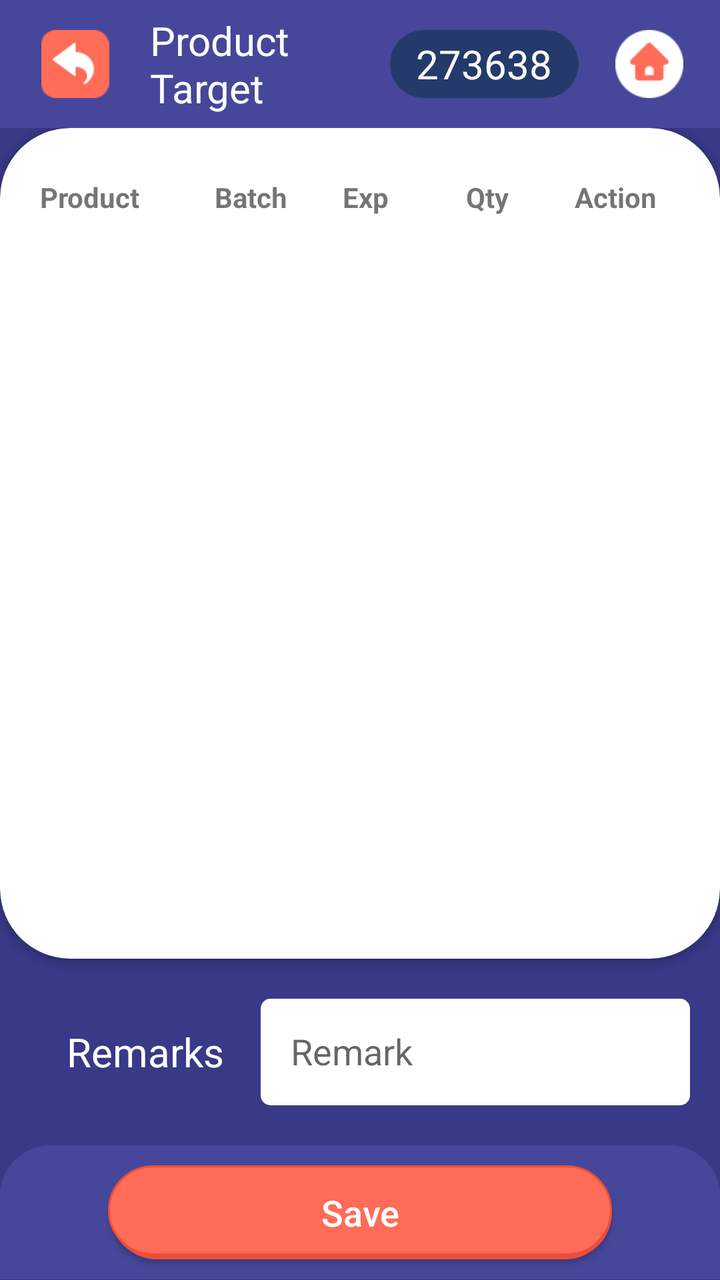
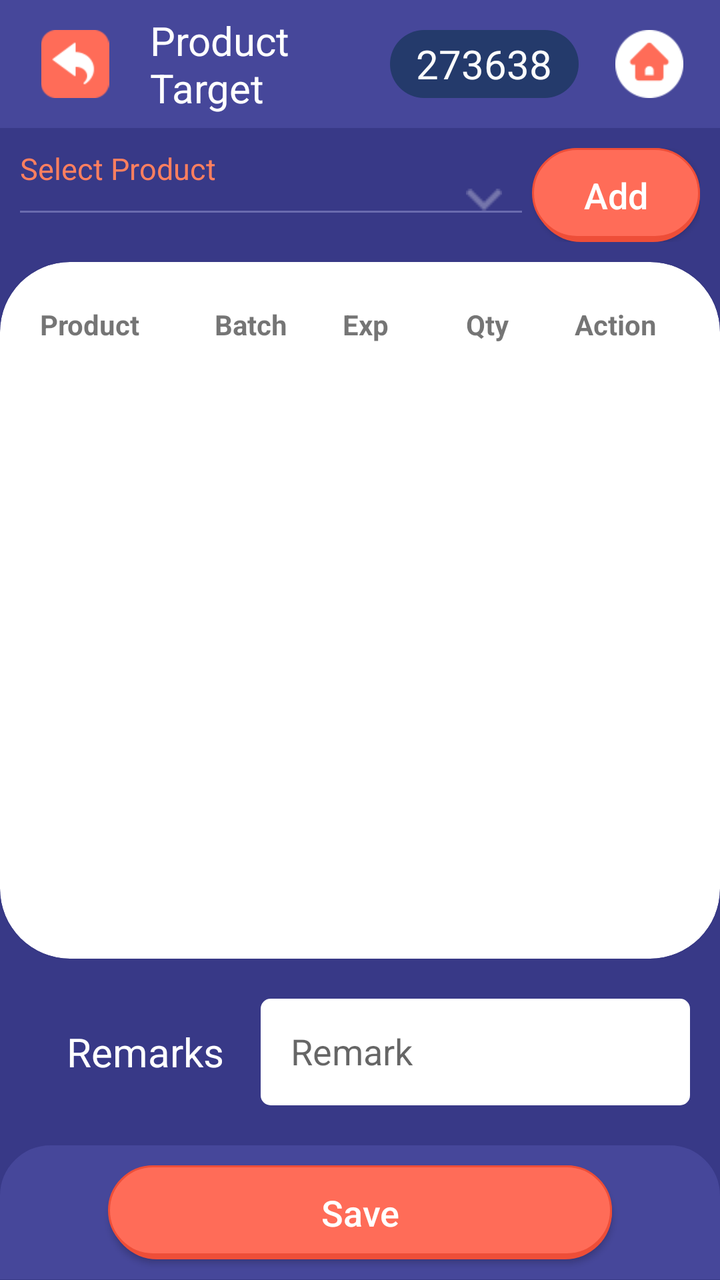

An Android layout rendered at two revisions. The XML below is the earlier revision; the diff shows what the commit changed to produce the second picture.
<!-- AndroidManifest.xml: application theme AppTheme -->
<!-- res/layout/activity_ncp_collection.xml -->
<?xml version="1.0" encoding="utf-8"?>
<LinearLayout xmlns:android="http://schemas.android.com/apk/res/android"
    xmlns:app="http://schemas.android.com/apk/res-auto"
    xmlns:tools="http://schemas.android.com/tools"
    android:layout_width="match_parent"
    android:layout_height="match_parent"
    android:weightSum="4"
    android:orientation="vertical"
    android:background="@color/new_outlet"
    tools:context=".NcpCollection">
    <LinearLayout
        android:layout_width="match_parent"
        android:layout_height="0dp"
        android:background="@color/secondary_color"
        android:weightSum="2"
        android:orientation="horizontal"
        android:layout_weight="0.4">
        <LinearLayout
            android:layout_width="0dp"
            android:layout_height="match_parent"
            android:weightSum="1"
            android:orientation="horizontal"
            android:gravity="left"
            android:layout_weight="1">
            <ImageView
                android:id="@+id/back"
                android:layout_width="0dp"
                android:layout_height="match_parent"
                android:layout_weight="0.3"
                android:src="@drawable/backicon"
                android:layout_margin="15dp"></ImageView>
            <TextView
                android:id="@+id/title_tv"
                android:layout_width="0dp"
                android:layout_height="match_parent"
                android:layout_weight="0.7"
                android:gravity="center|left"
                android:textColor="@color/white"
                android:autoSizeTextType="uniform"
                android:autoSizeMinTextSize="12sp"
                android:autoSizeMaxTextSize="20sp"
                android:autoSizeStepGranularity="2sp"
                android:text="Product Target">

            </TextView>

        </LinearLayout>
        <LinearLayout
            android:layout_width="0dp"
            android:layout_height="match_parent"
            android:weightSum="1"
            android:gravity="right"
            android:orientation="horizontal"
            android:layout_weight="1">
            <TextView
                android:id="@+id/user_txt_view"
                android:layout_width="0dp"
                android:layout_height="match_parent"
                android:layout_weight="0.7"
                android:layout_marginTop="15dp"
                android:layout_marginBottom="15dp"
                android:layout_marginLeft="15dp"
                android:background="@drawable/login_id_bg_shade"
                android:text="273638"
                android:autoSizeTextType="uniform"
                android:autoSizeMinTextSize="12sp"
                android:autoSizeMaxTextSize="20sp"
                android:autoSizeStepGranularity="2sp"
                android:textColor="@color/background_white"
                android:textAlignment="center"
                android:gravity="center"></TextView>
            <ImageView
                android:id="@+id/home"
                android:layout_width="0dp"
                android:layout_height="match_parent"
                android:layout_weight="0.3"
                android:src="@drawable/home"
                android:layout_margin="15dp">

            </ImageView>


        </LinearLayout>

    </LinearLayout>
    /*toolbar = 0.4 now main layout = 3.6*/

    //mail layout = 3.6
    <LinearLayout
        android:layout_width="match_parent"
        android:layout_height="0dp"
        android:layout_weight="3.6"
        android:weightSum="4"
        android:orientation="vertical">
        // text Title = 0.6




        //white form cardview =2.2
        <androidx.cardview.widget.CardView
            android:layout_width="match_parent"
            android:layout_height="0dp"
            android:layout_weight="3.1"
            app:cardCornerRadius="35dp"


            >
            <LinearLayout
                android:layout_width="match_parent"
                android:layout_height="match_parent"
                android:weightSum="5"
                android:orientation="vertical"
                android:layout_marginTop="15dp"
                android:layout_marginRight="20dp"
                android:layout_marginLeft="20dp">
                <LinearLayout
                    android:layout_width="match_parent"
                    android:layout_height="0dp"
                    android:layout_weight="0.5"
                    android:weightSum="5"
                    android:orientation="horizontal">
                    <TextView
                        android:layout_width="0dp"
                        android:layout_height="match_parent"
                        android:layout_weight="1.2"
                        android:gravity="left|center"
                        android:textAlignment="gravity"
                        android:textStyle="bold"
                        android:text="Product"

                        >

                    </TextView>
                    <TextView
                        android:layout_width="0dp"
                        android:layout_height="match_parent"
                        android:layout_weight="0.9"
                        android:textAlignment="center"
                        android:gravity="center"
                        android:textStyle="bold"
                        android:text="Batch">

                    </TextView>
                    <TextView
                        android:layout_width="0dp"
                        android:layout_height="match_parent"
                        android:layout_weight="0.9"
                        android:textAlignment="center"
                        android:gravity="center"
                        android:textStyle="bold"
                        android:text="Exp">

                    </TextView>
                    <TextView
                        android:layout_width="0dp"
                        android:layout_height="match_parent"
                        android:layout_weight="1"
                        android:gravity="center"
                        android:textAlignment="gravity"
                        android:textStyle="bold"
                        android:text="Qty">

                    </TextView>
                    <TextView
                        android:layout_width="0dp"
                        android:layout_height="match_parent"
                        android:layout_weight="1"
                        android:gravity="center"
                        android:textAlignment="gravity"
                        android:textStyle="bold"
                        android:text="Action">

                    </TextView>

                </LinearLayout>
                <ListView
                    android:id="@+id/ncp_collection_rec"
                    android:layout_width="match_parent"
                    android:layout_height="0dp"
                    android:layout_weight="4.5"
                    android:layout_marginTop="10dp"
                    >

                </ListView>


            </LinearLayout>




        </androidx.cardview.widget.CardView>
        <LinearLayout
            android:layout_width="match_parent"
            android:layout_height="0dp"
            android:weightSum="2"
            android:layout_marginLeft="15dp"
            android:layout_marginRight="15dp"
            android:layout_marginTop="20dp"
            android:layout_marginBottom="20dp"
            android:orientation="horizontal"
            android:layout_weight="0.4">
            <TextView
                android:layout_width="0dp"
                android:layout_height="match_parent"
                android:text="Remarks"
                android:gravity="center"
                android:autoSizeTextType="uniform"
                android:autoSizeMinTextSize="12sp"
                android:autoSizeMaxTextSize="20sp"
                android:autoSizeStepGranularity="2sp"
                android:textColor="@color/white"
                android:layout_weight="0.7">

            </TextView>
            <EditText
                android:id="@+id/remarks"
                android:layout_width="0dp"
                android:hint="Remark"
                android:layout_height="match_parent"
                android:layout_weight="1.3"
                android:padding="15dp"
                android:background="@drawable/bg_rounded_input_field">

            </EditText>

        </LinearLayout>

        //0.5
        <LinearLayout
            android:layout_width="match_parent"
            android:layout_height="0dp"
            android:background="@drawable/fade_blue_top_curve_bg"
            android:weightSum="1"
            android:gravity="center"
            android:layout_gravity="center"
            android:orientation="horizontal"
            android:layout_weight=".5">

            <Button
                android:id="@+id/save"
                android:layout_width="0dp"
                android:layout_height="match_parent"
                android:gravity="center"
                android:layout_weight="0.7"
                android:layout_gravity="center"
                android:layout_marginTop="10dp"
                android:layout_marginBottom="10dp"
                android:text="Save"
                android:textSize="18dp"
                android:textColor="@color/white"
                android:textAllCaps="false"
                android:background="@drawable/button_shadow">

            </Button>

        </LinearLayout>




    </LinearLayout>




</LinearLayout>
<!-- resources referenced by this layout -->
<resources>
  <color name="background_white">#FCFCFC</color>
  <color name="new_outlet">#383987</color>
  <color name="secondary_color">#46479A</color>
  <color name="white">#FFFFFF</color>
  <!-- drawable bg_rounded_input_field (drawable) -->
  <?xml version="1.0" encoding="utf-8"?>
  <shape xmlns:android="http://schemas.android.com/apk/res/android"
      android:shape="rectangle"
      >
      <solid
          android:color="@color/white"></solid>
      <corners
          android:radius="5dp">
      </corners>
  
  </shape>
  <!-- drawable button_shadow (drawable) -->
  <selector xmlns:android="http://schemas.android.com/apk/res/android">
      <item>
          <layer-list>
              <item android:left="1dp" android:top="0dp">
                  <shape>
                      <corners android:radius="25dp" />
                      <solid android:color="#EE4E38" />
                  </shape>
              </item>
              <item android:bottom="2dp" >
                  <shape>
                      <gradient android:angle="270"
                          android:endColor="#FF6C58" android:startColor="#FF6C58" />
                      <stroke android:width="1dp" android:color="#EE4E38" />
                      <corners android:radius="25dp" />
                  </shape>
              </item>
          </layer-list>
      </item>
  </selector>
  <!-- drawable fade_blue_top_curve_bg (drawable) -->
  <?xml version="1.0" encoding="utf-8"?>
  <shape xmlns:android="http://schemas.android.com/apk/res/android"
      android:shape="rectangle">
      <corners
          android:bottomLeftRadius="0dp"
          android:bottomRightRadius="0dp"
          android:topLeftRadius="25dp"
          android:topRightRadius="25dp" />
      <padding
          android:bottom="0dp"
          android:left="0dp"
          android:right="0dp"
          android:top="0dp" />
      <stroke
          android:width="0.5dp"
          android:color="@color/secondary_color" />
      <solid android:color="@color/secondary_color" />
  </shape>
  <!-- drawable login_id_bg_shade (drawable) -->
  <?xml version="1.0" encoding="utf-8"?>
  <shape xmlns:android="http://schemas.android.com/apk/res/android"
      android:shape="rectangle" >
  
      <corners
          android:bottomLeftRadius="30dp"
          android:bottomRightRadius="30dp"
          android:radius="60dp"
          android:topLeftRadius="30dp"
          android:topRightRadius="30dp" />
  
      <solid android:color="@color/in" />
  
      <padding
          android:bottom="0dp"
          android:left="0dp"
          android:right="0dp"
          android:top="0dp" />
  
      <size
          android:height="30dp"
          android:width="130dp" />
  
  </shape>
  <style name="AppTheme" parent="Theme.AppCompat.Light.NoActionBar">
          
          <item name="colorPrimary">@color/colorPrimary</item>
          <item name="colorPrimaryDark">@color/colorPrimaryDark</item>
          <item name="colorAccent">@color/colorAccent</item>
      </style>
  <color name="in">#243A6B</color>
  <color name="colorPrimary">#383A87</color>
  <color name="colorPrimaryDark">#383A87</color>
  <color name="colorAccent">#D81B60</color>
  <!-- unchanged entries left out for length: 2 -->
</resources>

<!-- the commit's change to res/layout/activity_ncp_collection.xml (unified diff, before → after) -->
@@ -83,25 +83,77 @@
         </LinearLayout>
 
     </LinearLayout>
-    /*toolbar = 0.4 now main layout = 3.6*/
-
-    //mail layout = 3.6
+
+
     <LinearLayout
         android:layout_width="match_parent"
         android:layout_height="0dp"
         android:layout_weight="3.6"
         android:weightSum="4"
         android:orientation="vertical">
-        // text Title = 0.6
-
-
-
-
-        //white form cardview =2.2
+
+
+        <LinearLayout
+            android:layout_width="match_parent"
+            android:layout_height="0dp"
+            android:layout_weight="0.5"
+            android:padding="10dp"
+            android:weightSum="4"
+            android:orientation="horizontal">
+            <LinearLayout
+                android:layout_width="0dp"
+                android:layout_height="match_parent"
+                android:layout_weight="3"
+                android:orientation="vertical"
+                android:layout_marginRight="5dp"
+                android:weightSum="2">
+                <TextView
+                    android:layout_width="match_parent"
+                    android:layout_height="wrap_content"
+                    android:text="Select Product"
+                    android:textSize="15sp"
+                    android:textColor="@color/text_color_hint">
+
+                </TextView>
+                <Spinner
+                    android:id="@+id/productsp"
+                    android:layout_width="match_parent"
+                    android:layout_height="wrap_content"
+                    android:background="@drawable/spinner2"
+                    >
+                </Spinner>
+                <TextView
+
+                    android:layout_width="match_parent"
+                    android:layout_height="1dp"
+                    android:background="@color/spinner_line"
+                    android:alpha="50"></TextView>
+
+            </LinearLayout>
+
+            <Button
+                android:id="@+id/add_product"
+                android:layout_width="0dp"
+                android:layout_height="wrap_content"
+                android:gravity="center"
+                android:layout_weight="1"
+                android:layout_gravity="center|right"
+                android:text="Add"
+                android:textSize="18dp"
+                android:textColor="@color/white"
+                android:textAllCaps="false"
+                android:background="@drawable/button_shadow">
+
+            </Button>
+
+        </LinearLayout>
+
+
+
         <androidx.cardview.widget.CardView
             android:layout_width="match_parent"
             android:layout_height="0dp"
-            android:layout_weight="3.1"
+            android:layout_weight="2.6"
             app:cardCornerRadius="35dp"
 
 
<!-- resource entries referenced after the edit -->
@@ -3,6 +3,8 @@
   <color name="background_white">#FCFCFC</color>
   <color name="new_outlet">#383987</color>
   <color name="secondary_color">#46479A</color>
+  <color name="spinner_line">#6a6baf</color>
+  <color name="text_color_hint">#FF7F5F</color>
   <color name="white">#FFFFFF</color>
   <!-- drawable bg_rounded_input_field (drawable) -->
   <?xml version="1.0" encoding="utf-8"?>
@@ -81,6 +83,37 @@
           android:width="130dp" />
   
   </shape>
+  <!-- drawable spinner2 (drawable) -->
+  <?xml version="1.0" encoding="utf-8"?>
+  <selector xmlns:android="http://schemas.android.com/apk/res/android">
+  
+      <item android:width="0dp" android:height="0dp">
+  
+          <layer-list>
+  
+              <item>
+                  <shape android:shape="rectangle">
+                      <corners android:radius="4dp" />
+  
+  
+                      <solid android:color="@android:color/transparent" />
+  
+                      
+                  </shape>
+              </item>
+  
+              <item android:right="10dp">
+  
+                  <bitmap android:width="10dp" android:height="10dp" android:gravity="center_vertical|right" android:src="@drawable/arrowspin" android:tint="@color/white" />
+  
+              </item>
+  
+  
+          </layer-list>
+  
+      </item>
+  
+  </selector>
   <style name="AppTheme" parent="Theme.AppCompat.Light.NoActionBar">
           
           <item name="colorPrimary">@color/colorPrimary</item>
@@ -88,6 +121,7 @@
           <item name="colorAccent">@color/colorAccent</item>
       </style>
   <color name="in">#243A6B</color>
+  <!-- drawable arrowspin: png bitmap (drawable, 242 bytes) -->
   <color name="colorPrimary">#383A87</color>
   <color name="colorPrimaryDark">#383A87</color>
   <color name="colorAccent">#D81B60</color>
